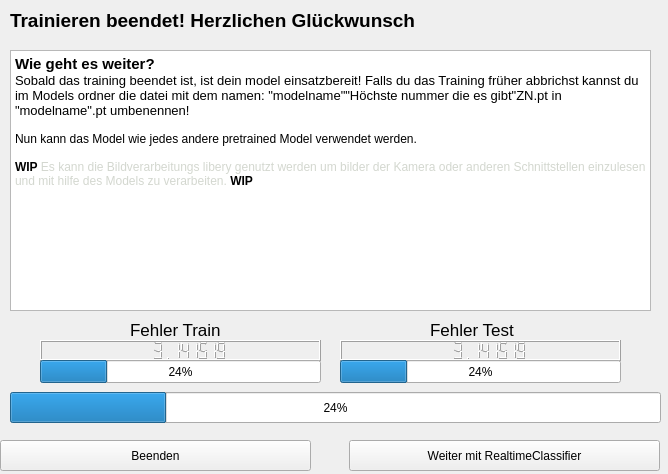
The window that QtGUI/TrainModelwindow.ui (JonasMayerDev/AI_Model_Creator) describes before a commit, drawn with Qt 5.
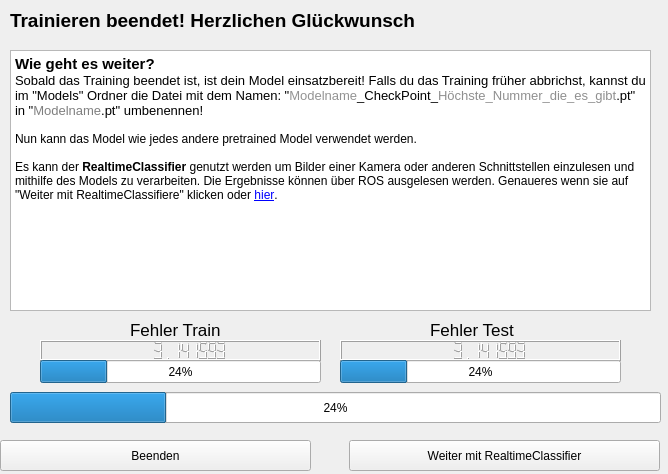
The same window after the commit.

Diff of the .ui file:
```diff
--- a/QtGUI/TrainModelwindow.ui
+++ b/QtGUI/TrainModelwindow.ui
@@ -40,7 +40,7 @@
      <number>10</number>
     </property>
     <property name="value" stdset="0">
-     <double>3.141519000000000</double>
+     <double>3.141593000000000</double>
     </property>
    </widget>
    <widget class="QLabel" name="label_2">
@@ -107,7 +107,7 @@
      <number>10</number>
     </property>
     <property name="value" stdset="0">
-     <double>3.141519000000000</double>
+     <double>3.141593000000000</double>
     </property>
    </widget>
    <widget class="QProgressBar" name="progressBar2">
@@ -156,13 +156,11 @@
 p, li { white-space: pre-wrap; }
 &lt;/style&gt;&lt;/head&gt;&lt;body style=&quot; font-family:'Sans Serif'; font-size:9pt; font-weight:400; font-style:normal;&quot;&gt;
 &lt;p style=&quot; margin-top:0px; margin-bottom:0px; margin-left:0px; margin-right:0px; -qt-block-indent:0; text-indent:0px;&quot;&gt;&lt;span style=&quot; font-family:'Noto Sans'; font-size:11pt; font-weight:600;&quot;&gt;Wie geht es weiter?&lt;/span&gt;&lt;/p&gt;
-&lt;p style=&quot; margin-top:0px; margin-bottom:0px; margin-left:0px; margin-right:0px; -qt-block-indent:0; text-indent:0px;&quot;&gt;&lt;span style=&quot; font-family:'Noto Sans'; font-size:10pt;&quot;&gt;Sobald das training beendet ist, ist dein model einsatzbereit! Falls du das Training früher abbrichst kannst du im Models ordner die datei mit dem namen: &amp;quot;modelname&amp;quot;&amp;quot;Höchste nummer die es gibt&amp;quot;ZN.pt in &amp;quot;modelname&amp;quot;.pt umbenennen!&lt;/span&gt;&lt;/p&gt;
+&lt;p style=&quot; margin-top:0px; margin-bottom:0px; margin-left:0px; margin-right:0px; -qt-block-indent:0; text-indent:0px;&quot;&gt;&lt;span style=&quot; font-family:'Noto Sans'; font-size:10pt;&quot;&gt;Sobald das Training beendet ist, ist dein Model einsatzbereit! Falls du das Training früher abbrichst, kannst du im &amp;quot;Models&amp;quot; Ordner die Datei mit dem Namen: &amp;quot;&lt;/span&gt;&lt;span style=&quot; font-family:'Noto Sans'; font-size:10pt; color:#939393;&quot;&gt;Modelname&lt;/span&gt;&lt;span style=&quot; font-family:'Noto Sans'; font-size:10pt;&quot;&gt;_CheckPoint_&lt;/span&gt;&lt;span style=&quot; font-family:'Noto Sans'; font-size:10pt; color:#8f8f8f;&quot;&gt;Höchste_Nummer_die_es_gibt&lt;/span&gt;&lt;span style=&quot; font-family:'Noto Sans'; font-size:10pt;&quot;&gt;.pt&amp;quot; in &amp;quot;&lt;/span&gt;&lt;span style=&quot; font-family:'Noto Sans'; font-size:10pt; color:#7f7f7f;&quot;&gt;Modelname&lt;/span&gt;&lt;span style=&quot; font-family:'Noto Sans'; font-size:10pt;&quot;&gt;.pt&amp;quot; umbenennen!&lt;/span&gt;&lt;/p&gt;
 &lt;p style=&quot;-qt-paragraph-type:empty; margin-top:0px; margin-bottom:0px; margin-left:0px; margin-right:0px; -qt-block-indent:0; text-indent:0px; font-family:'Noto Sans';&quot;&gt;&lt;br /&gt;&lt;/p&gt;
 &lt;p style=&quot; margin-top:0px; margin-bottom:0px; margin-left:0px; margin-right:0px; -qt-block-indent:0; text-indent:0px;&quot;&gt;&lt;span style=&quot; font-family:'Noto Sans';&quot;&gt;Nun kann das Model wie jedes andere pretrained Model verwendet werden.&lt;/span&gt;&lt;/p&gt;
 &lt;p style=&quot;-qt-paragraph-type:empty; margin-top:0px; margin-bottom:0px; margin-left:0px; margin-right:0px; -qt-block-indent:0; text-indent:0px; font-family:'Noto Sans';&quot;&gt;&lt;br /&gt;&lt;/p&gt;
-&lt;p style=&quot; margin-top:0px; margin-bottom:0px; margin-left:0px; margin-right:0px; -qt-block-indent:0; text-indent:0px;&quot;&gt;&lt;span style=&quot; font-family:'Noto Sans'; font-weight:600;&quot;&gt;WIP&lt;/span&gt;&lt;span style=&quot; font-family:'Noto Sans'; font-weight:600; color:#d3d7cf;&quot;&gt; &lt;/span&gt;&lt;span style=&quot; font-family:'Noto Sans'; color:#d3d7cf;&quot;&gt;Es kann die Bildverarbeitungs libery genutzt werden um bilder der Kamera oder anderen Schnittstellen einzulesen und mit hilfe des Models zu verarbeiten. &lt;/span&gt;&lt;span style=&quot; font-family:'Noto Sans'; font-weight:600;&quot;&gt;WIP&lt;/span&gt;&lt;/p&gt;
-&lt;p style=&quot;-qt-paragraph-type:empty; margin-top:0px; margin-bottom:0px; margin-left:0px; margin-right:0px; -qt-block-indent:0; text-indent:0px; font-family:'Noto Sans'; font-size:10pt;&quot;&gt;&lt;br /&gt;&lt;/p&gt;
-&lt;p style=&quot;-qt-paragraph-type:empty; margin-top:0px; margin-bottom:0px; margin-left:0px; margin-right:0px; -qt-block-indent:0; text-indent:0px; font-family:'Noto Sans'; font-size:10pt;&quot;&gt;&lt;br /&gt;&lt;/p&gt;&lt;/body&gt;&lt;/html&gt;</string>
+&lt;p style=&quot; margin-top:0px; margin-bottom:0px; margin-left:0px; margin-right:0px; -qt-block-indent:0; text-indent:0px;&quot;&gt;&lt;span style=&quot; font-family:'Noto Sans'; color:#000000;&quot;&gt;Es kann der &lt;/span&gt;&lt;span style=&quot; font-family:'Noto Sans'; font-weight:600; color:#000000;&quot;&gt;RealtimeClassifier&lt;/span&gt;&lt;span style=&quot; font-family:'Noto Sans'; color:#000000;&quot;&gt; genutzt werden um Bilder einer Kamera oder anderen Schnittstellen einzulesen und mithilfe des Models zu verarbeiten. Die Ergebnisse können über ROS ausgelesen werden. Genaueres wenn sie auf &amp;quot;Weiter mit RealtimeClassifiere&amp;quot; klicken oder &lt;/span&gt;&lt;a href=&quot;https://github.com/BySuxax/Realtime_Detect&quot;&gt;&lt;span style=&quot; text-decoration: underline; color:#0000ff;&quot;&gt;hier&lt;/span&gt;&lt;/a&gt;&lt;span style=&quot; font-family:'Noto Sans'; color:#000000;&quot;&gt;.&lt;/span&gt;&lt;/p&gt;&lt;/body&gt;&lt;/html&gt;</string>
     </property>
    </widget>
    <widget class="QPushButton" name="weiter">
```
Left out of the diff: 2 changed lines with no effect on the pictures.
